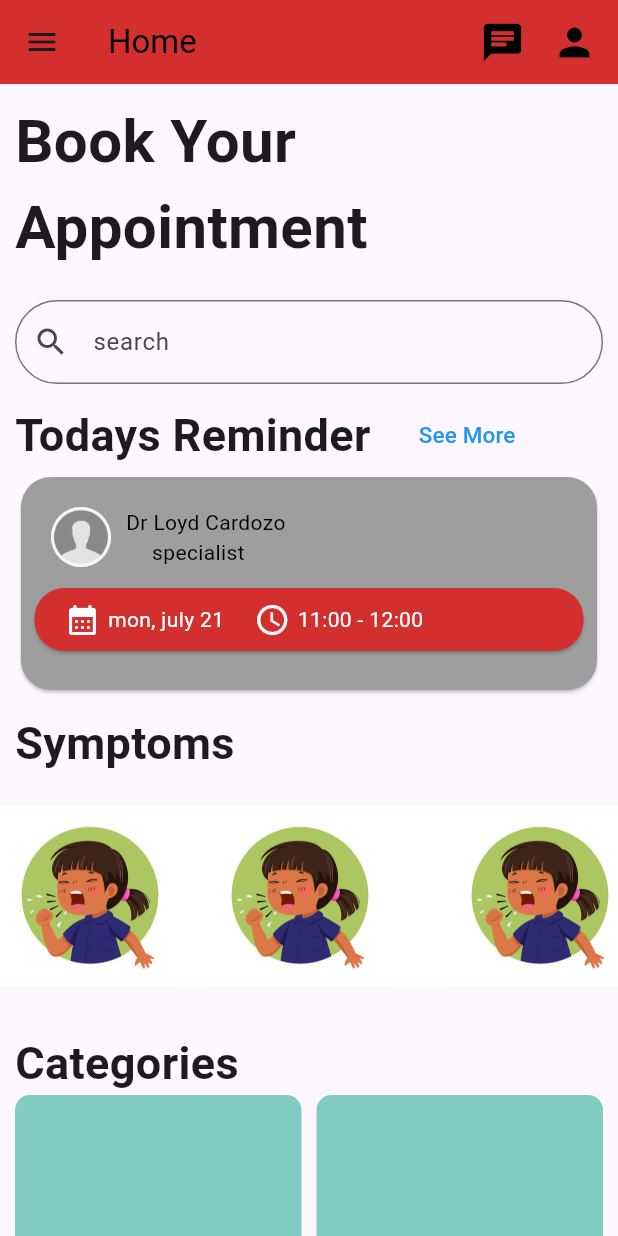
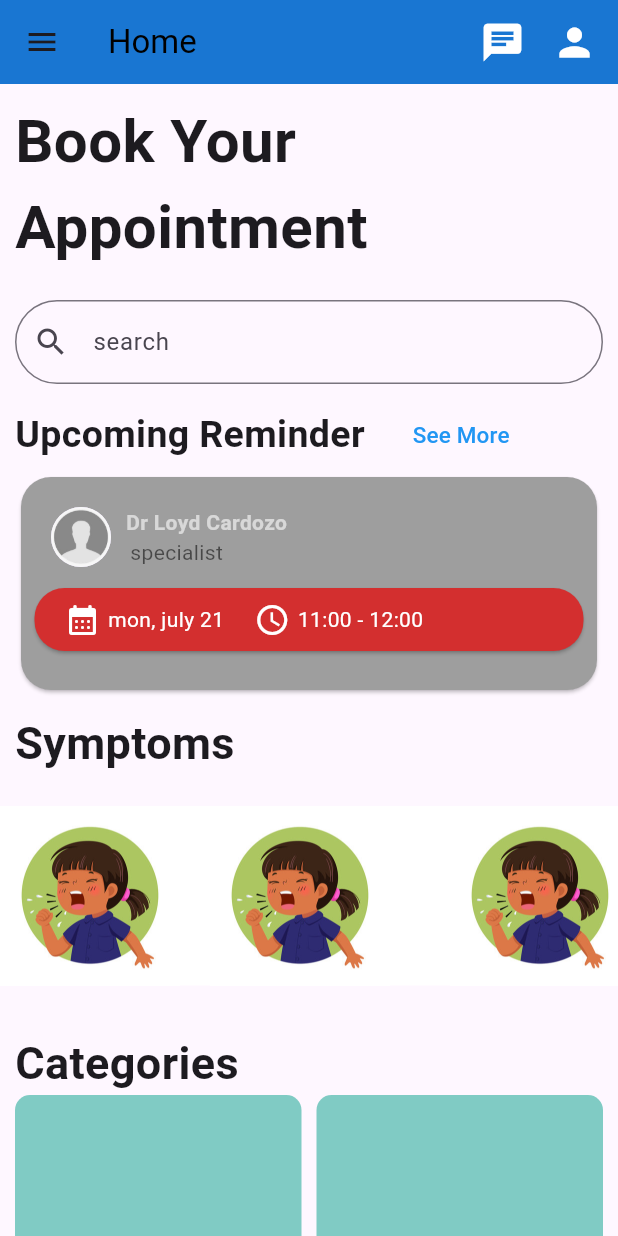
Before and after one commit to loydcardozo/medapp, a Flutter app: the HomePage screen opened directly, on a phone screen of 412 x 824 dp. Run offline on Flutter 3.47's test engine with Material 3 defaults, Android fonts, the phone set to English and light mode, and no system bars; our stand-ins replace device_info_plus, intro_slider, material_design_icons_flutter, shared_preferences, table_calendar; accounts and stored records are empty.

```diff
--- a/lib/pages/homepage.dart
+++ b/lib/pages/homepage.dart
@@ -18,7 +18,7 @@ Widget build(BuildContext context) {
             IconButton(
               icon: Icon(Icons.chat,
               size: 30.0,
-              color: Colors.black,
+              color: Colors.white,
               ),
               onPressed: () {
                 Navigator.push(context, MaterialPageRoute(builder: (context) => ConvoPage()));
@@ -29,7 +29,7 @@ Widget build(BuildContext context) {
               child: IconButton(
               icon: Icon(Icons.person,
               size: 30.0,
-              color: Colors.black
+              color: Colors.white
               ),
               onPressed: () {
                 Navigator.push(context, MaterialPageRoute(builder: (context) => ProfilePage()));
@@ -49,7 +49,7 @@ Widget build(BuildContext context) {
             children: [
               DrawerHeader(
                 decoration: BoxDecoration(
-                  color: Colors.red[700]
+                  color: Colors.blue[700]
                     ),
                 child: Text('Appointment',
                   style: TextStyle(
@@ -180,9 +180,9 @@ Widget build(BuildContext context) {
                     padding:EdgeInsets.only(top: 10, left: 10),
                     child: Align(
                       alignment: Alignment.centerLeft,
-                      child: Text('Todays Reminder',
+                      child: Text('Upcoming Reminder',
                         style: TextStyle(
-                        fontSize: 30,
+                        fontSize: 25,
                         fontWeight: FontWeight.bold,
                       ),
                       ),
@@ -242,13 +242,17 @@ Widget build(BuildContext context) {
                               padding: EdgeInsets.only(left:10, top: 20),
                               child: Text('Dr Loyd Cardozo',
                                 style: TextStyle(
-                                  color: Colors.black
+                                  color: Colors.white60,
+                                  fontWeight: FontWeight.bold,
                                 )
                               )),
-                            Text('specialist',
-                              style: TextStyle(
-                                color: Colors.black
-                              )
+                            Padding(
+                              padding: EdgeInsets.only(right: 30),
+                              child: Text('specialist',
+                                style: TextStyle(
+                                  color: Colors.black54
+                                )
+                              ),
                             ),
                           ]
                         ),
--- a/pubspec.yaml
+++ b/pubspec.yaml
@@ -39,6 +39,7 @@ dependencies:
   device_info_plus: ^9.1.1
   http: ^1.1.2
   material_design_icons_flutter: ^7.0.7296
+  table_calendar: ^3.1.0
 
 dev_dependencies:
   flutter_test:
```
Also changed, not shown: lib/main.dart (+6 -1 lines), lib/pages/booking.dart (added, +73 -0 lines), lib/pages/chats.dart (+31 -2 lines), lib/pages/doctor_details.dart (+7 -1 lines), pubspec.lock.
